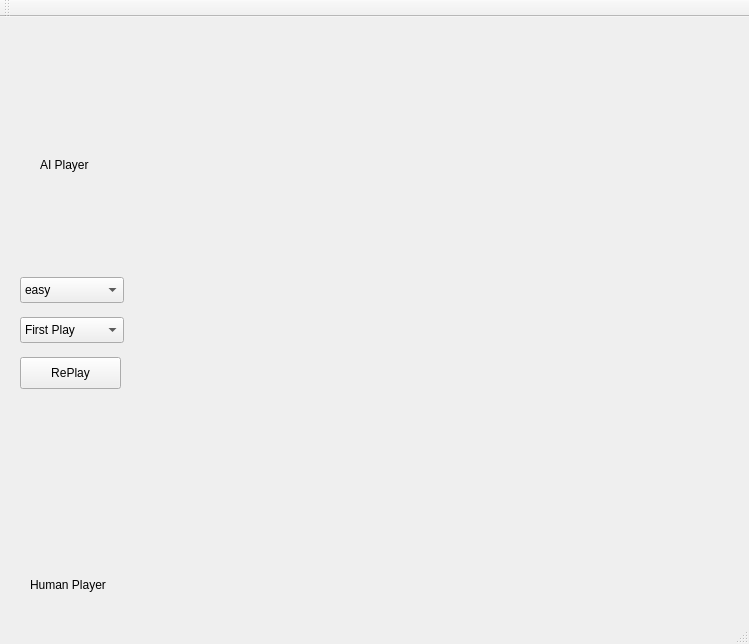
This is checker-game-ui/gamewindow.ui in szfck/Checker-Game as Qt 5 draws it before an edit. The edited form follows.
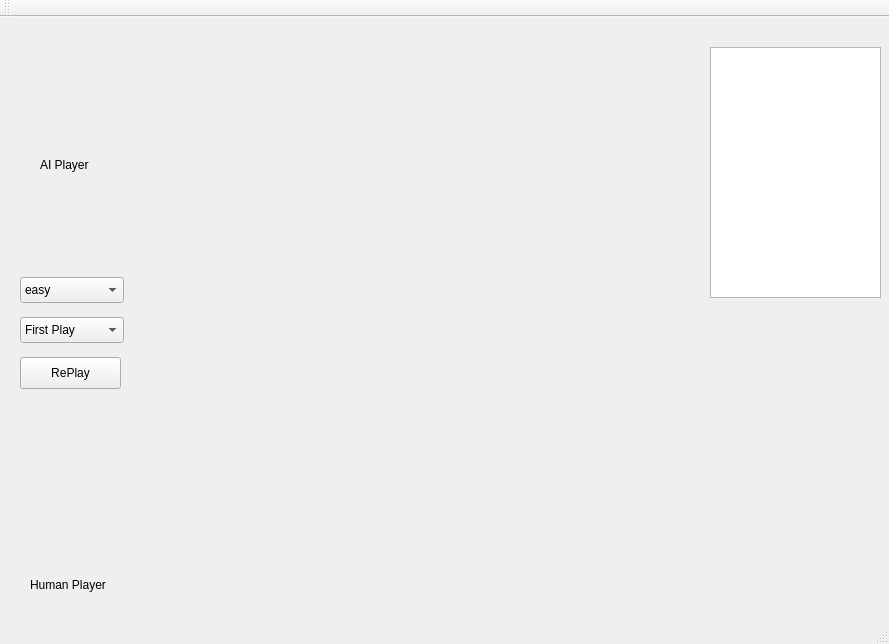
This is the edited form. Icons and pictures are not drawn.

Commit message: add ai information output

The edit to the form file:
```diff
--- a/checker-game-ui/gamewindow.ui
+++ b/checker-game-ui/gamewindow.ui
@@ -6,7 +6,7 @@
    <rect>
     <x>0</x>
     <y>0</y>
-    <width>749</width>
+    <width>889</width>
     <height>644</height>
    </rect>
   </property>
@@ -143,6 +143,19 @@
      </rect>
     </property>
    </widget>
+   <widget class="QTextEdit" name="information">
+    <property name="geometry">
+     <rect>
+      <x>710</x>
+      <y>30</y>
+      <width>171</width>
+      <height>251</height>
+     </rect>
+    </property>
+    <property name="readOnly">
+     <bool>true</bool>
+    </property>
+   </widget>
   </widget>
   <widget class="QToolBar" name="mainToolBar">
    <attribute name="toolBarArea">
```
The commit also changes 6 other files.
